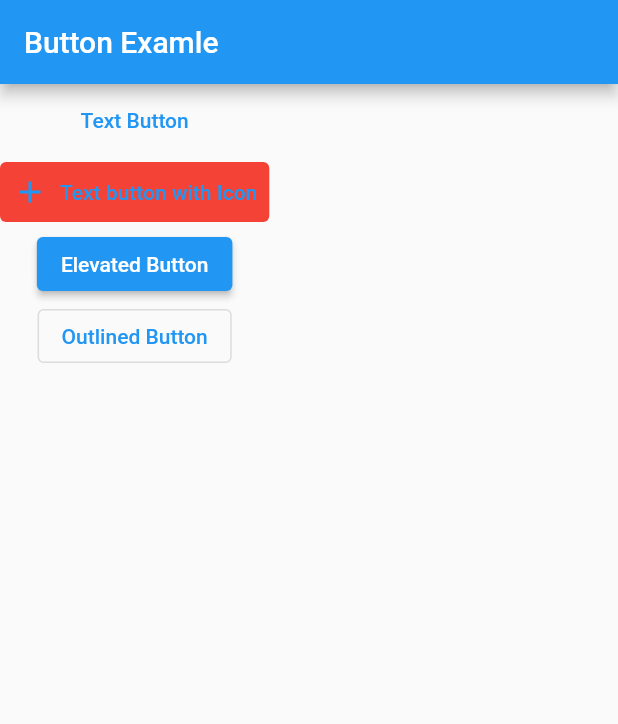
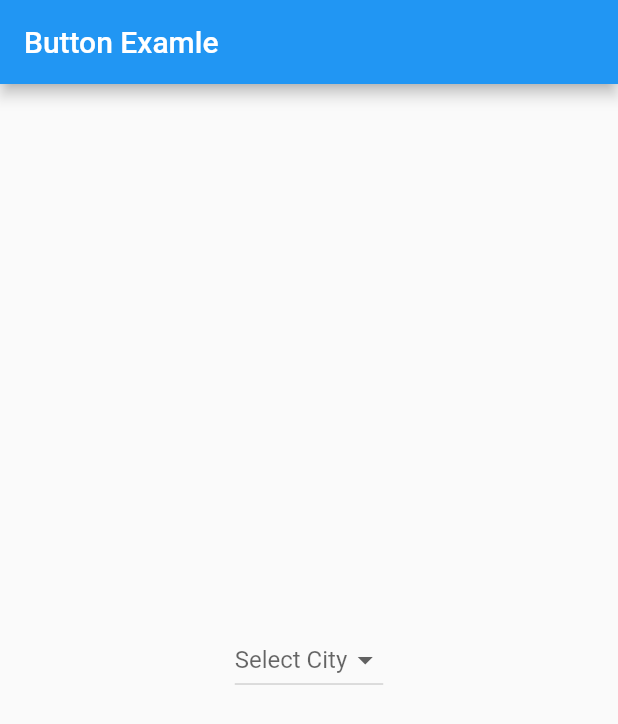
Before and after one commit to gurbangurbanzade/Flutter-Projects, a Flutter app: the screen it shows after launch, on a phone screen of 412 x 824 dp. Shown: the top 724 px of the screen. Run offline on Flutter 3.47's test engine with Material 2 defaults, Android fonts, the light colour scheme and no system bars; missing offline and left inert: dart:ffi.

Commit message:
dropDown  button example

```diff
--- /dev/null
+++ b/l_02_widgets/lib/04-dropdownButton.dart
@@ -0,0 +1,49 @@
+import 'package:flutter/material.dart';
+
+class DropDownButton extends StatefulWidget {
+  const DropDownButton({super.key});
+
+  @override
+  State<DropDownButton> createState() => _DropDownButtonState();
+}
+
+class _DropDownButtonState extends State<DropDownButton> {
+  String? valueS = null;
+  List<String> cities = ["Baku", "Beylagan", "Goycay", "Sumagit"];
+  @override
+  Widget build(BuildContext context) {
+    return Center(
+      child: DropdownButton<String>(
+        onChanged: (String? newValue) {
+          setState(() {
+            valueS = newValue;
+          });
+        },
+        hint: Text("Select City"),
+        items: cities
+            .map((String city) => DropdownMenuItem(
+                  child: Text(city),
+                  value: city,
+                ))
+            .toList()
+        //  [
+        //   // DropdownMenuItem(
+        //   //   child: Text("Baku"),
+        //   //   value: "baku",
+        //   // ),
+        //   // DropdownMenuItem(
+        //   //   child: Text("Beylagan"),
+        //   //   value: "beylagan",
+        //   // ),
+        //   // DropdownMenuItem(
+        //   //   child: Text("Goycay"),
+        //   //   value: "Goycay",
+        //   // ),
+        // ]
+
+        ,
+        value: valueS,
+      ),
+    );
+  }
+}
--- a/l_02_widgets/lib/main.dart
+++ b/l_02_widgets/lib/main.dart
@@ -1,5 +1,5 @@
 import 'package:flutter/material.dart';
-import 'package:l_02_widgets/03-buttonExample.dart';
+import 'package:l_02_widgets/04-dropdownButton.dart';
 
 void main() {
   runApp(MyApp());
@@ -17,7 +17,7 @@ class MyApp extends StatelessWidget {
         appBar: AppBar(
           title: Text("Button Examle"),
         ),
-        body: ButtonExample(),
+        body: DropDownButton(),
       ),
     );
   }
```
